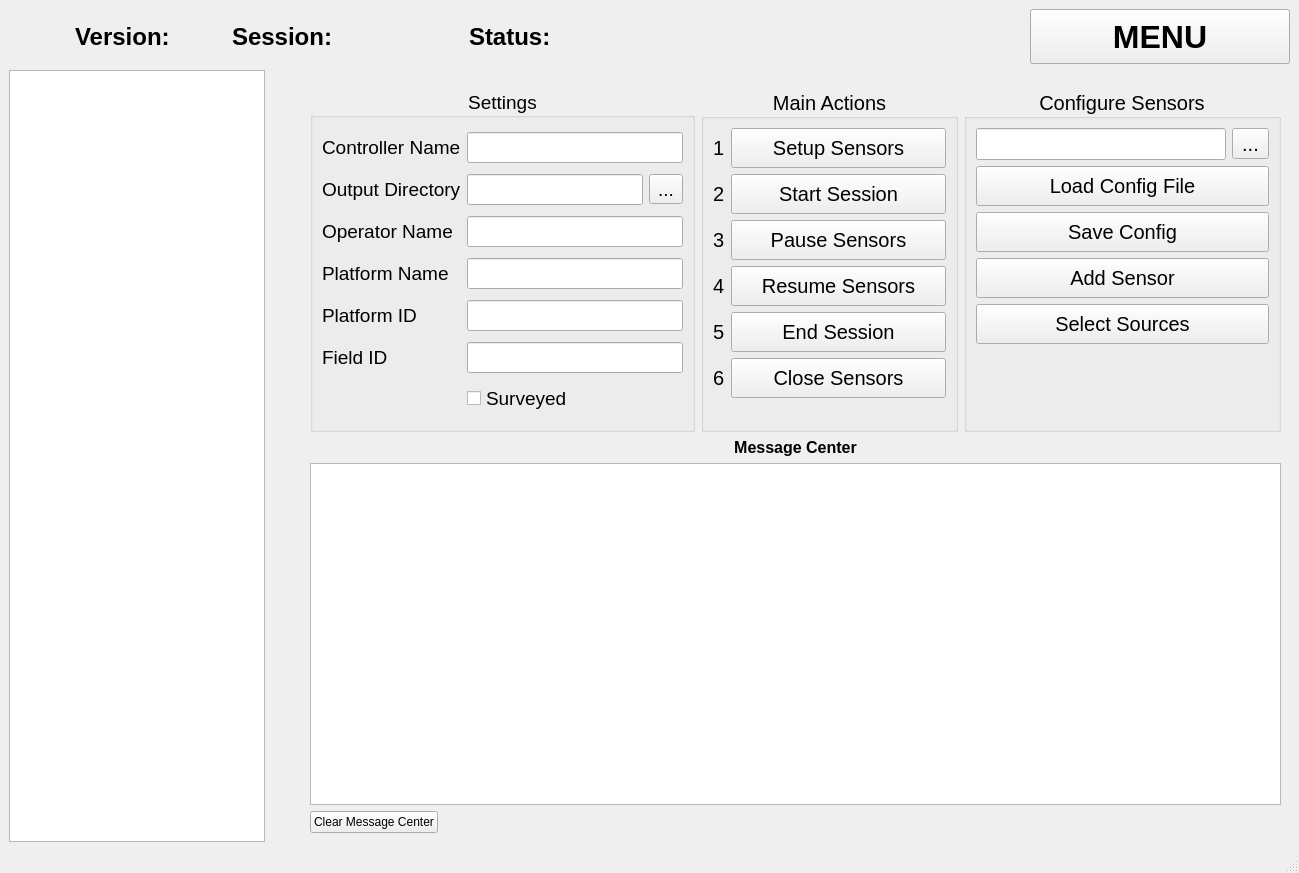
DySense/DySense, file source/dysense_designer.ui: the form before one commit.
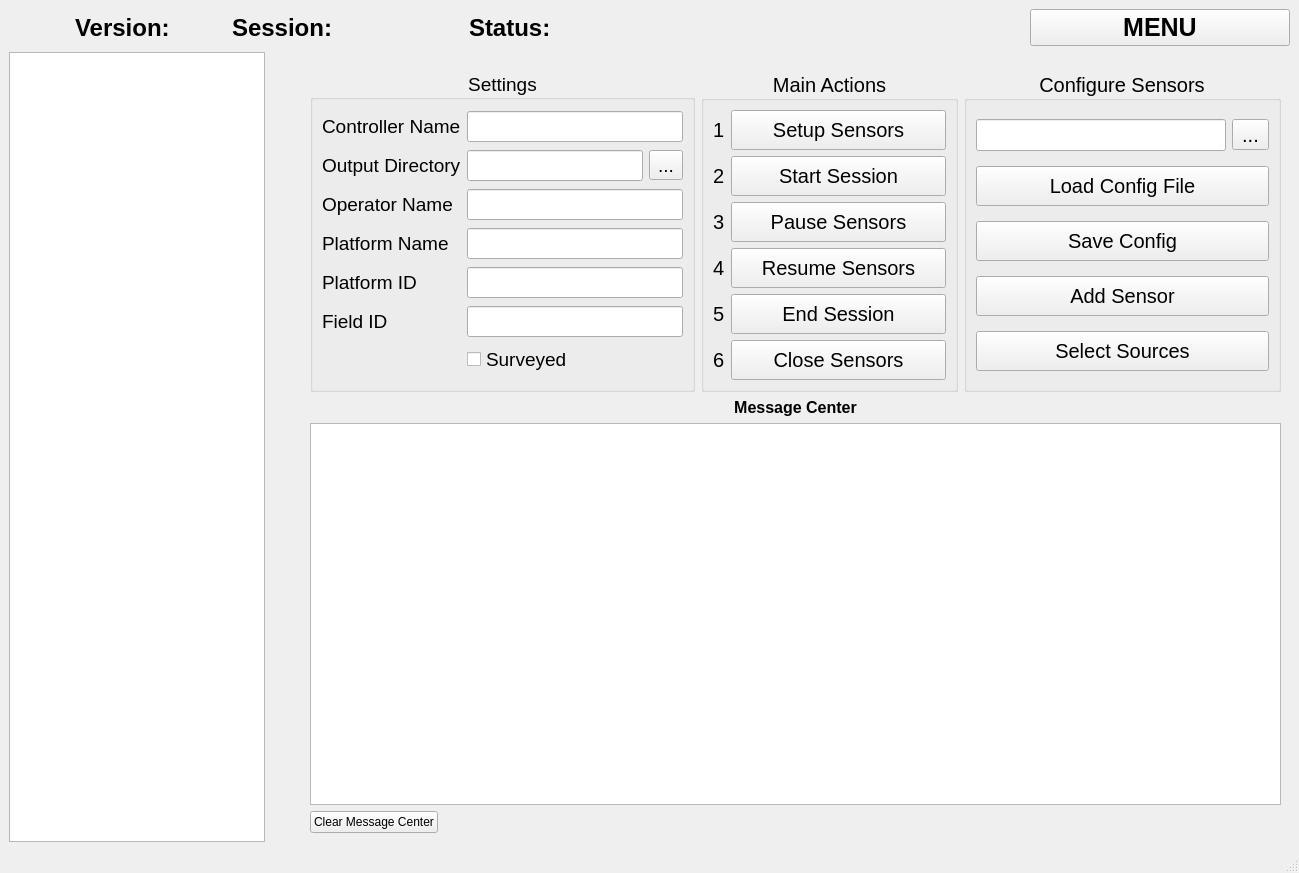
The form after the commit.

Commit message: Slightly reduced fonts and spacers on sensor viewer to open up more vertical space.

```diff
--- a/source/dysense_designer.ui
+++ b/source/dysense_designer.ui
@@ -37,13 +37,13 @@
         <property name="minimumSize">
          <size>
           <width>60</width>
-          <height>55</height>
+          <height>35</height>
          </size>
         </property>
         <property name="maximumSize">
          <size>
           <width>65</width>
-          <height>60</height>
+          <height>35</height>
          </size>
         </property>
         <property name="text">
@@ -207,7 +207,7 @@
         </property>
         <property name="font">
          <font>
-          <pointsize>24</pointsize>
+          <pointsize>19</pointsize>
           <weight>75</weight>
           <bold>true</bold>
          </font>
@@ -683,19 +683,6 @@
                    </property>
                   </widget>
                  </item>
-                 <item>
-                  <spacer name="verticalSpacer_2">
-                   <property name="orientation">
-                    <enum>Qt::Vertical</enum>
-                   </property>
-                   <property name="sizeHint" stdset="0">
-                    <size>
-                     <width>20</width>
-                     <height>40</height>
-                    </size>
-                   </property>
-                  </spacer>
-                 </item>
                 </layout>
                </widget>
               </item>
```
The commit also changes 3 other files.
